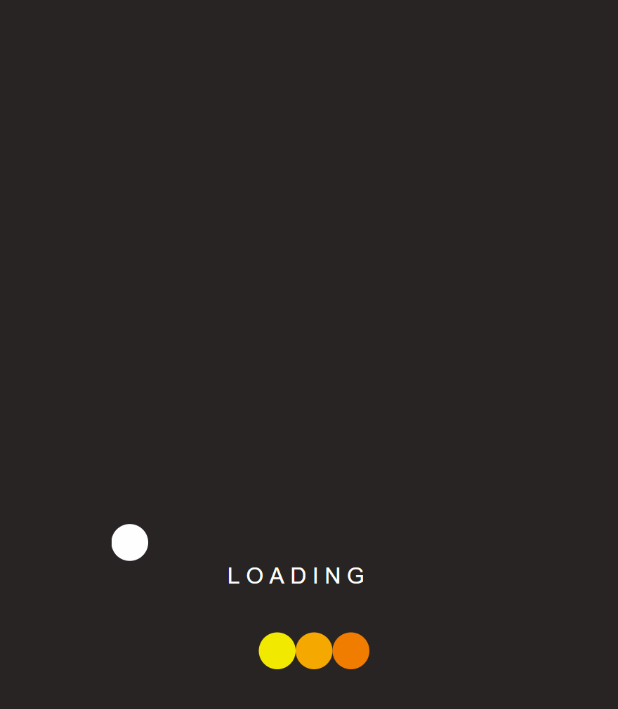
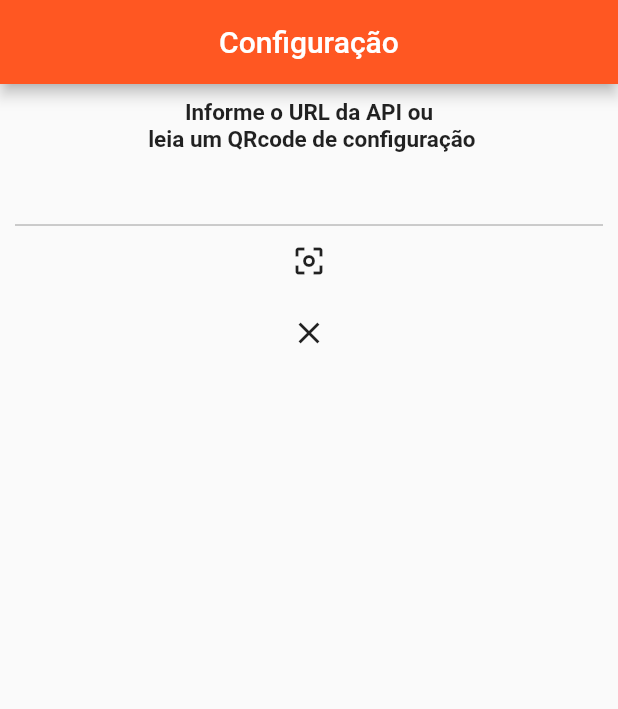
Before and after one commit to TadeuCS/Metre-Analize-flutter, a Flutter app: the first screen one second after launch, on a phone screen of 412 x 824 dp. Shown: the top 709 px of the screen. Run offline on Flutter 3.47's test engine with Material 2 defaults, Android fonts, the phone set to English and light mode, and no system bars; our stand-ins replace charts_flutter, shared_preferences; missing offline and left inert: qrcode_reader; accounts and stored records are empty.

Commit message:
Salvando dados do usuário no aparelho do cliente.
abrindo tela de configuração caso não esteja configurado.

```diff
--- a/lib/main.dart
+++ b/lib/main.dart
@@ -1,4 +1,5 @@
 import 'package:flutter/material.dart';
+import 'package:flutter_app/screens/configuracao_screen.dart';
 import 'package:flutter_app/screens/home_screen.dart';
 import 'package:flutter_app/screens/login_screen.dart';
 import 'package:flutter_app/screens/passwordRecuver_screen.dart';
@@ -16,6 +17,7 @@ void main() => runApp(MaterialApp(
         '/': (context) => SplashScreen(),
         '/login': (context) => LoginScreen(),
         '/recovery': (context) => RecuperarSenhaScreen(),
+        '/configuracao': (context) => ConfiguracaoScreen(),
         '/home': (context) => HomeScreen(),
         '/caixa': (context) => VendaBruta(),
       },
--- a/lib/model/UsuarioModel.dart
+++ b/lib/model/UsuarioModel.dart
@@ -12,16 +12,16 @@ class UsuarioModel extends Model{
 //      ScopedModel.of<UsuarioModel>(context);
 
    //faz login e retorna a key de autenticação da API
-  Future<UsuarioPojo> login(String usuario, String senha) async{
+  Future<bool> login(String usuario, String senha) async{
     var response = await http.get('${Session().apiUrl}usuario/login/?user=${usuario}&pass=${senha}');
     print(response.statusCode);
     if(response.statusCode==200){
       usuarioLogado=UsuarioPojo(usuario, usuario, jsonDecode(response.body)["auth_token"], null, true);
       notifyListeners();
-      return usuarioLogado;
+      return true;
     }else {
       print("Request failed with status: ${response.statusCode}.");
-      return null;
+      return false;
     }
   }
 
--- /dev/null
+++ b/lib/screens/configuracao_screen.dart
@@ -0,0 +1,63 @@
+import 'package:flutter/material.dart';
+import 'package:qrcode_reader/qrcode_reader.dart';
+
+class ConfiguracaoScreen extends StatefulWidget {
+  @override
+  _ConfiguracaoScreenState createState() => _ConfiguracaoScreenState();
+}
+
+class _ConfiguracaoScreenState extends State<ConfiguracaoScreen> {
+  final TextEditingController _urlApi = TextEditingController();
+  @override
+  void initState() {
+    super.initState();
+  }
+
+  @override
+  Widget build(BuildContext context) {
+    return Scaffold(
+      appBar: AppBar(
+        title: Text("Configuração"),
+        centerTitle: true,
+      ),
+      body: Container(
+        padding: const EdgeInsets.all(10),
+        child: Column(
+          crossAxisAlignment: CrossAxisAlignment.stretch,
+          children: <Widget>[
+            Text(
+              "Informe o URL da API ou\n leia um QRcode de configuração",
+              textAlign: TextAlign.center,
+              style: TextStyle(fontSize: 15, fontWeight: FontWeight.w600),
+            ),
+            TextField(
+              controller: _urlApi,
+              enabled: false,
+            ),
+            IconButton(
+                icon: Icon(Icons.center_focus_weak),
+                onPressed: () {
+                  scan();
+                }),
+            IconButton(icon: Icon(Icons.clear), onPressed: (){
+              _urlApi.clear();
+            })
+          ],
+        ),
+      ),
+    );
+  }
+
+  Future scan() async {
+       await QRCodeReader()
+          .setAutoFocusIntervalInMs(200) // default 5000
+          .setForceAutoFocus(true) // default false
+          .setTorchEnabled(true) // default false
+          .setHandlePermissions(true) // default true
+          .setExecuteAfterPermissionGranted(true) // default true
+          .scan()
+          .then((text){
+         _urlApi.text=text;
+       });
+  }
+}
--- a/lib/screens/home_screen.dart
+++ b/lib/screens/home_screen.dart
@@ -104,7 +104,7 @@ class _HomeScreenState extends State<HomeScreen> {
                   ListTile(
                     title: Text('Sair'),
                     leading: Icon(Icons.power_settings_new),
-                    onTap: () {
+                    onTap: () async {
                       /*
                         * Tratar para ao fazer logoff limpar os dados do usuário
                         * salvos na memória do celular, e limpar as variáveis salvas
@@ -112,6 +112,8 @@ class _HomeScreenState extends State<HomeScreen> {
                        */
                       Session().usuarioModel=null;
                       Session().caixaModel=null;
+                      await Session().prefs.remove("usuario");
+                      await Session().prefs.remove("senha");
                       Navigator.pushReplacementNamed(context, "/login");
                     },
                   ),
--- a/lib/util/Session.dart
+++ b/lib/util/Session.dart
@@ -4,7 +4,9 @@ import 'package:shared_preferences/shared_preferences.dart';
 
 class Session {
 
-  String apiUrl = "http://metre.ddns.net/services/analize/";
+//  String apiUrl = "http://metre.ddns.net/services/analize/";
+  String apiUrl;
+  SharedPreferences prefs;
   final Map<String, String> requestHeaders = {
     'content-type': 'application/json'
   };
--- a/lib/widgets/card_item_totalizer.dart
+++ b/lib/widgets/card_item_totalizer.dart
@@ -1,6 +1,5 @@
 import 'package:flutter/material.dart';
 import 'package:flutter_app/util/OUtils.dart';
-import 'package:intl/intl.dart';
 
 class CardItemTotalizer extends StatelessWidget {
   final String descricao;
--- a/pubspec.yaml
+++ b/pubspec.yaml
@@ -23,16 +23,15 @@ dependencies:
   # The following adds the Cupertino Icons font to your application.
   # Use with the CupertinoIcons class for iOS style icons.
   cupertino_icons: ^0.1.2
-  intl: ^0.15.8
   charts_flutter: ^0.6.0
   flutter_launcher_icons: ^0.6.1
   http: ^0.12.0
   scoped_model: ^1.0.1
   shared_preferences: ^0.5.3+4
+  qrcode_reader: ^0.4.4
 
 dev_dependencies:
   build_runner: ^1.0.0
-  json_serializable: ^2.0.0
 
 #  flutter_icons:
 #      image_path: 'icon/icon.png'
```
Also changed, not shown: lib/screens/login_screen.dart (+10 -8 lines), lib/screens/splash_screen.dart (+25 -3 lines), pubspec.lock, 1 other file.
